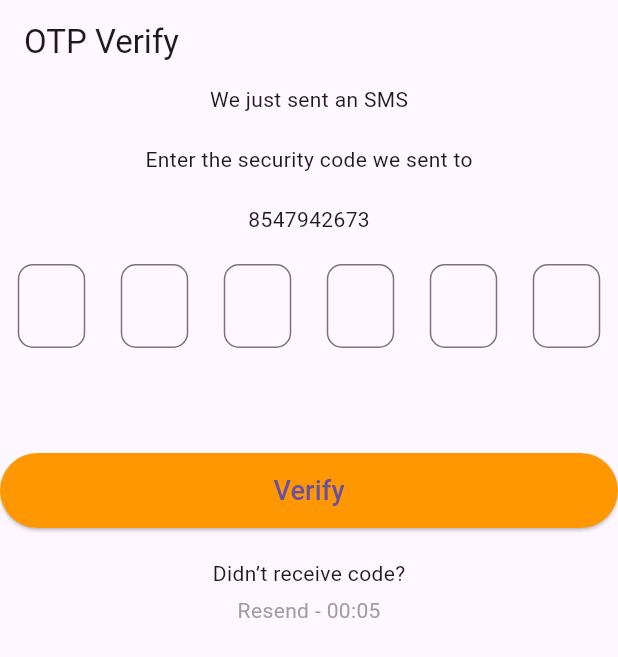
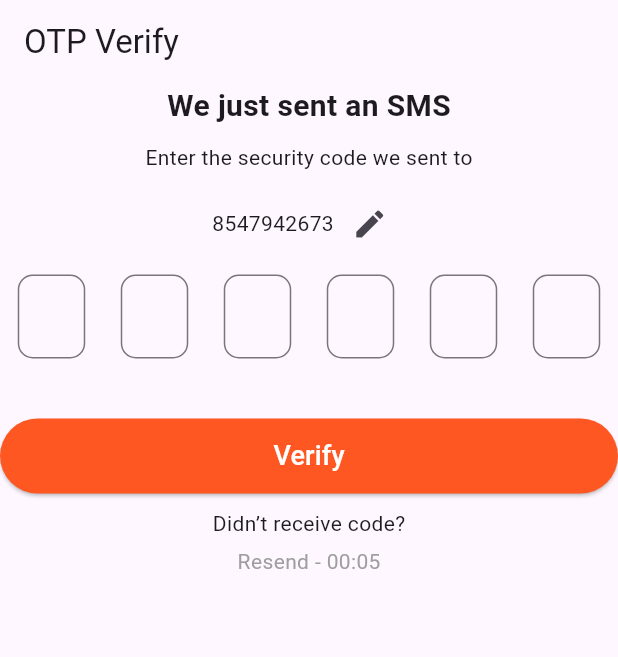
Before and after one commit to Live-Bus-Tracking-System/transit_track_flutter, a Flutter app: the screen it shows after launch, after a tap on "Verify", on a phone screen of 412 x 824 dp. Shown: the top 657 px of the screen. Run offline on Flutter 3.47's test engine with Material 3 defaults, Android fonts, the phone set to English and light mode, and no system bars.

Commit message:
otp screen

```diff
--- a/lib/features/presentation/view/otp.dart
+++ b/lib/features/presentation/view/otp.dart
@@ -1,3 +1,5 @@
+import 'dart:developer';
+
 import 'package:flutter/material.dart';
 
 class Otp extends StatefulWidget {
@@ -20,12 +22,18 @@ class _OtpState extends State<Otp> {
       body: ListView(
         children: [
           Column(
-            spacing: 20,
+            spacing: 10,
             // crossAxisAlignment: CrossAxisAlignment.start,
             children: [
-              Text("We just sent an SMS"),
+              Text("We just sent an SMS",style: TextStyle(fontSize: 20,fontWeight: FontWeight.bold),),
               Text("Enter the security code we sent to"),
-              Text(number!),
+              Row(
+                mainAxisAlignment: MainAxisAlignment.center,
+                children: [
+                  Text(number!),
+                  IconButton(onPressed: (){}, icon: Icon(Icons.edit))
+                ],
+              ),
               Row(
                 mainAxisAlignment: MainAxisAlignment.spaceAround,
                 children: List.generate(6, (index) {
@@ -53,29 +61,29 @@ class _OtpState extends State<Otp> {
                   );
                 }),
               ),
-              SizedBox(height: 30),
+              SizedBox(height: 20),
               SizedBox(
               width: double.infinity,
               height: 50,
               child: ElevatedButton(
                 style: ElevatedButton.styleFrom(
-                  backgroundColor: Colors.orange,
+                  backgroundColor: Colors.deepOrange,
                 ),
                 onPressed: () {
                   String otp = controllers
                       .map((e) => e.text)
                       .join();
 
-                  print("OTP: $otp");
+                  log("OTP: $otp");
                 },
-                child: const Text(
+                child: Text(
                   "Verify",
-                  style: TextStyle(fontSize: 18),
+                  style: TextStyle(fontSize: 18,color: Colors.white),
                 ),
               ),
             ),
             Column(
-              children: const [
+              children: [
                 Text("Didn’t receive code?"),
                 SizedBox(height: 5),
                 Text(
```
